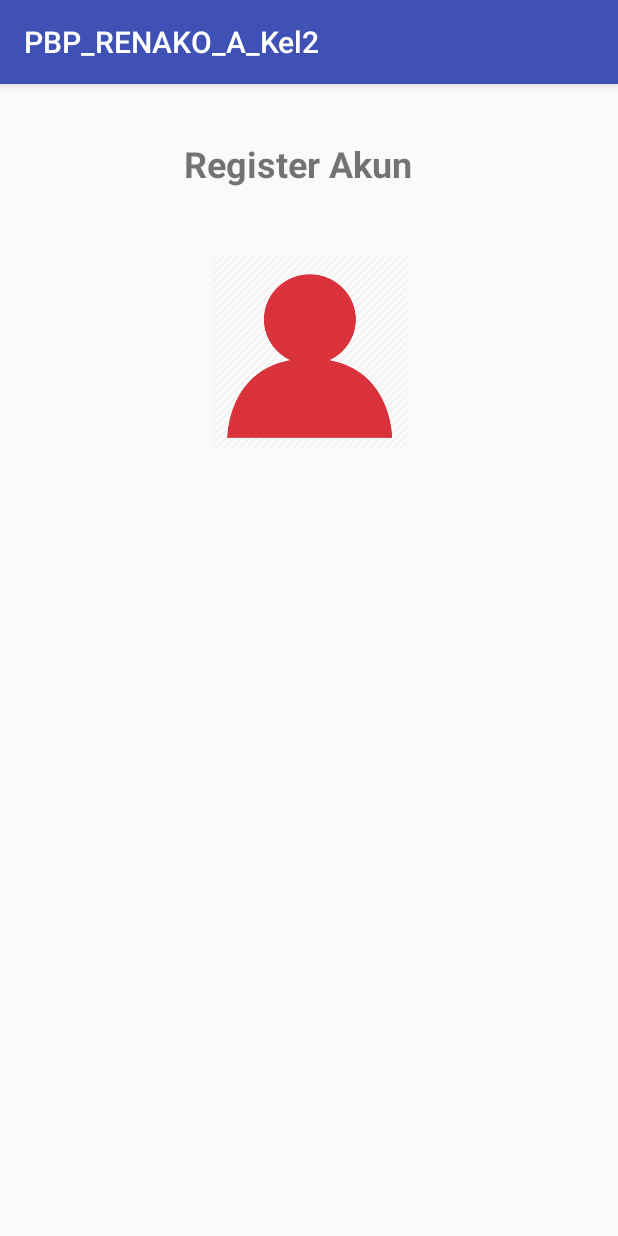
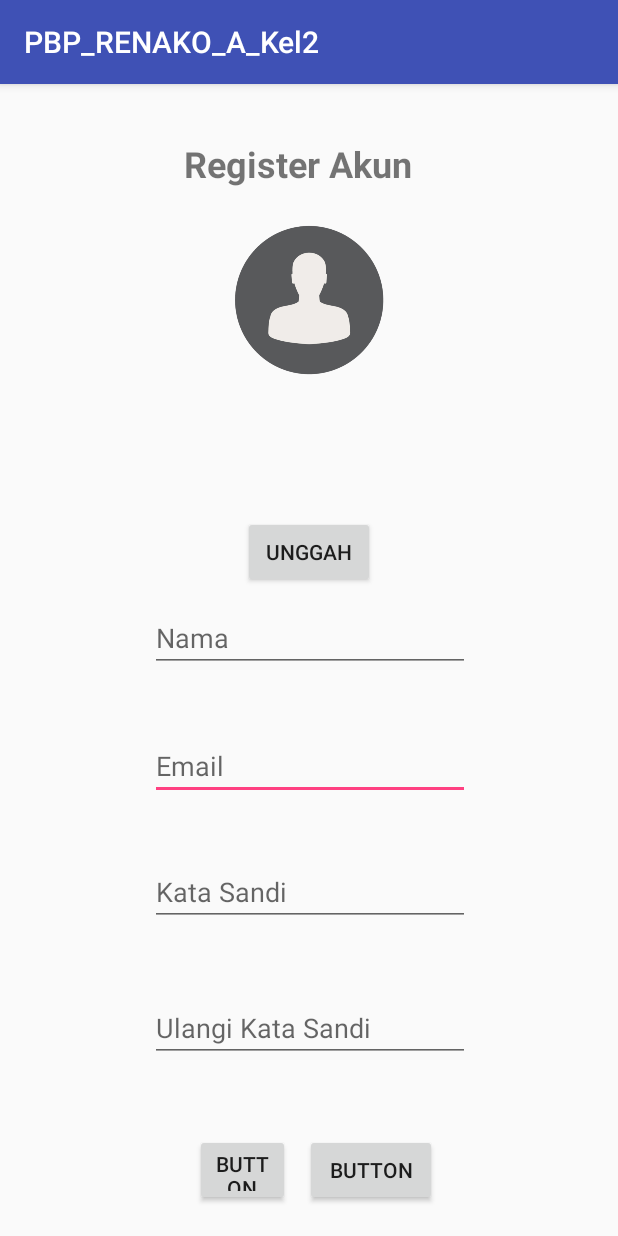
Before and after one commit to sintaxd/RENAKO, an Android app: the RegisterActivity screen opened directly, with no data from a screen before it, on a phone screen of 412 x 824 dp. Run offline under Robolectric (Android 15) with nearby library versions, the phone set to English and light mode, and no system bars.

Commit message:
test comit danny

```diff
--- a/app/src/main/res/layout/activity_register.xml
+++ b/app/src/main/res/layout/activity_register.xml
@@ -25,8 +25,8 @@
 
     <ImageView
         android:id="@+id/imageView3"
-        android:layout_width="147dp"
-        android:layout_height="131dp"
+        android:layout_width="122dp"
+        android:layout_height="107dp"
         android:layout_marginBottom="8dp"
         android:layout_marginEnd="8dp"
         android:layout_marginStart="8dp"
@@ -34,9 +34,129 @@
         android:src="@drawable/person"
         app:layout_constraintBottom_toBottomOf="parent"
         app:layout_constraintEnd_toEndOf="parent"
-        app:layout_constraintHorizontal_bias="0.502"
         app:layout_constraintStart_toStartOf="parent"
         app:layout_constraintTop_toTopOf="parent"
-        app:layout_constraintVertical_bias="0.169" />
+        app:layout_constraintVertical_bias="0.126" />
+
+    <Button
+        android:id="@+id/btnUploadFoto_Register"
+        android:layout_width="wrap_content"
+        android:layout_height="wrap_content"
+        android:layout_marginBottom="116dp"
+        android:layout_marginEnd="8dp"
+        android:layout_marginStart="8dp"
+        android:layout_marginTop="8dp"
+        android:text="Unggah"
+        app:layout_constraintBottom_toBottomOf="parent"
+        app:layout_constraintEnd_toEndOf="parent"
+        app:layout_constraintStart_toStartOf="parent"
+        app:layout_constraintTop_toTopOf="parent"
+        app:layout_constraintVertical_bias="0.47" />
+
+    <EditText
+        android:id="@+id/txtEmail_Register"
+        android:layout_width="wrap_content"
+        android:layout_height="wrap_content"
+        android:layout_marginBottom="8dp"
+        android:layout_marginEnd="8dp"
+        android:layout_marginStart="8dp"
+        android:layout_marginTop="8dp"
+        android:ems="10"
+        android:hint="Email"
+        android:inputType="textPersonName"
+        app:layout_constraintBottom_toBottomOf="parent"
+        app:layout_constraintEnd_toEndOf="parent"
+        app:layout_constraintHorizontal_bias="0.503"
+        app:layout_constraintStart_toStartOf="parent"
+        app:layout_constraintTop_toTopOf="parent"
+        app:layout_constraintVertical_bias="0.6" />
+
+    <EditText
+        android:id="@+id/txtNama_Register"
+        android:layout_width="wrap_content"
+        android:layout_height="wrap_content"
+        android:layout_marginBottom="8dp"
+        android:layout_marginEnd="8dp"
+        android:layout_marginStart="8dp"
+        android:layout_marginTop="8dp"
+        android:ems="10"
+        android:hint="Nama"
+        android:inputType="textPersonName"
+        app:layout_constraintBottom_toBottomOf="parent"
+        app:layout_constraintEnd_toEndOf="parent"
+        app:layout_constraintHorizontal_bias="0.503"
+        app:layout_constraintStart_toStartOf="parent"
+        app:layout_constraintTop_toTopOf="parent"
+        app:layout_constraintVertical_bias="0.479" />
+
+    <EditText
+        android:id="@+id/txtConfirmPassword_Register"
+        android:layout_width="wrap_content"
+        android:layout_height="wrap_content"
+        android:layout_marginBottom="8dp"
+        android:layout_marginEnd="8dp"
+        android:layout_marginStart="8dp"
+        android:layout_marginTop="8dp"
+        android:ems="10"
+        android:hint="Ulangi Kata Sandi"
+        android:inputType="textPassword"
+        app:layout_constraintBottom_toBottomOf="parent"
+        app:layout_constraintEnd_toEndOf="parent"
+        app:layout_constraintHorizontal_bias="0.503"
+        app:layout_constraintStart_toStartOf="parent"
+        app:layout_constraintTop_toTopOf="parent"
+        app:layout_constraintVertical_bias="0.847" />
+
+    <EditText
+        android:id="@+id/txtPassword_Register2"
+        android:layout_width="wrap_content"
+        android:layout_height="wrap_content"
+        android:layout_marginBottom="8dp"
+        android:layout_marginEnd="8dp"
+        android:layout_marginStart="8dp"
+        android:layout_marginTop="8dp"
+        android:ems="10"
+        android:hint="Kata Sandi"
+        android:inputType="textPassword"
+        app:layout_constraintBottom_toBottomOf="parent"
+        app:layout_constraintEnd_toEndOf="parent"
+        app:layout_constraintHorizontal_bias="0.503"
+        app:layout_constraintStart_toStartOf="parent"
+        app:layout_constraintTop_toTopOf="parent"
+        app:layout_constraintVertical_bias="0.719" />
+
+    <Button
+        android:id="@+id/btnSimpan_Register"
+        android:layout_width="wrap_content"
+        android:layout_height="wrap_content"
+        android:layout_marginBottom="8dp"
+        android:layout_marginEnd="8dp"
+        android:layout_marginStart="8dp"
+        android:layout_marginTop="8dp"
+        android:text="Button"
+        app:layout_constraintBottom_toBottomOf="parent"
+        app:layout_constraintEnd_toEndOf="parent"
+        app:layout_constraintHorizontal_bias="0.635"
+        app:layout_constraintStart_toStartOf="parent"
+        app:layout_constraintTop_toTopOf="parent"
+        app:layout_constraintVertical_bias="0.983"
+        tools:text="Simpan" />
+
+    <Button
+        android:id="@+id/btnBatal_Register"
+        android:layout_width="63dp"
+        android:layout_height="48dp"
+        android:layout_marginBottom="8dp"
+        android:layout_marginEnd="8dp"
+        android:layout_marginStart="8dp"
+        android:layout_marginTop="8dp"
+        android:text="Button"
+        app:layout_constraintBottom_toBottomOf="parent"
+        app:layout_constraintEnd_toEndOf="parent"
+        app:layout_constraintHorizontal_bias="0.367"
+        app:layout_constraintStart_toStartOf="parent"
+        app:layout_constraintTop_toTopOf="parent"
+        app:layout_constraintVertical_bias="0.983"
+        tools:text="Batal" />
 
 </android.support.constraint.ConstraintLayout>
```
Also changed, not shown: app/src/main/res/drawable/person.png.
